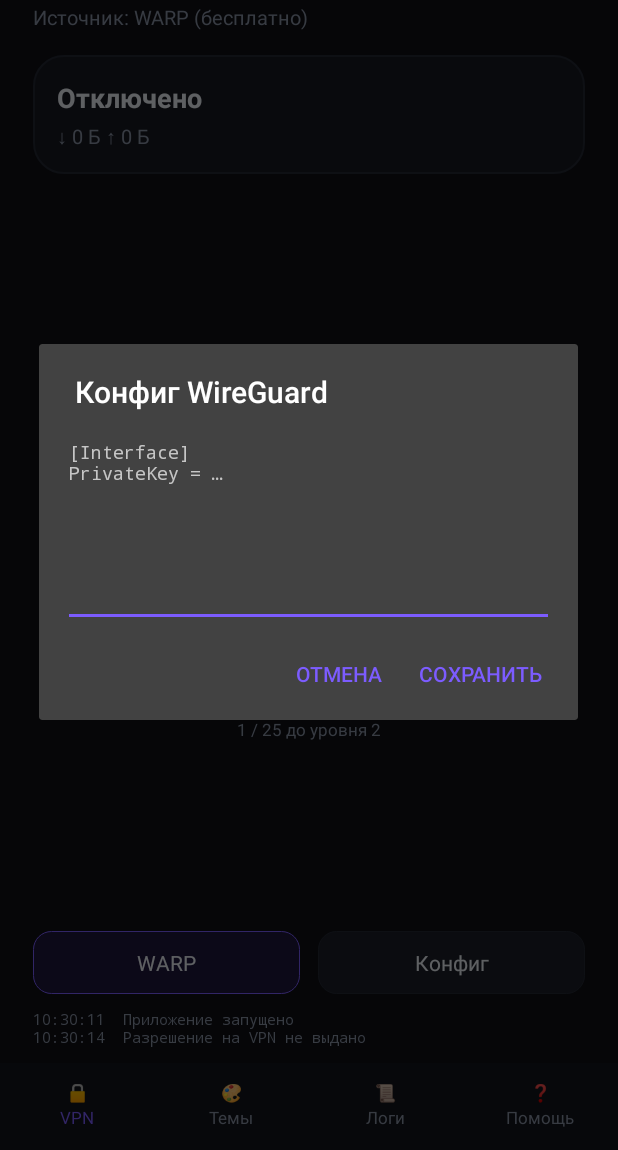
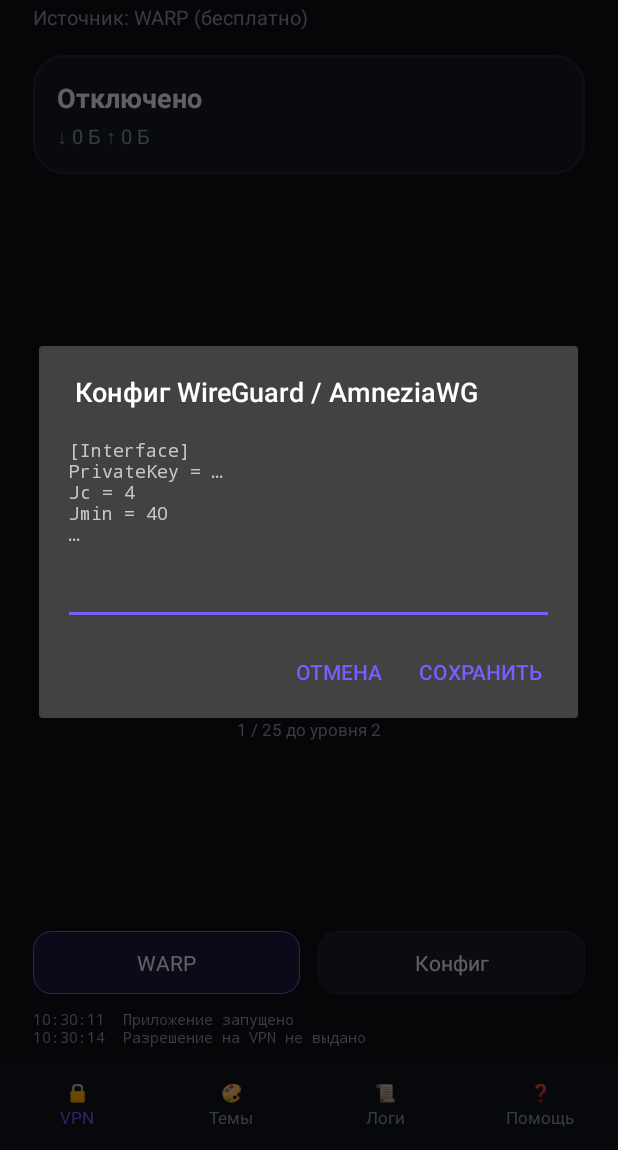
Before and after one commit to voa214814v2/MyVPN, an Android app: the screen it shows after launch (MainActivity), after a tap on "Конфиг", on a phone screen of 412 x 824 dp, the part 86-1236 px from its top. Run offline under Robolectric (Android 15) with nearby library versions, the phone set to English and light mode, and no system bars; libraries missing offline, so code that uses them is left out: org.amnezia.awg; 2 statements that could not run were skipped; 2 other taps on this screen came first.

Commit message:
v1.3: поддержка AmneziaWG и WireGuard

```diff
--- a/app/src/main/java/com/narezany/myvpn/Help.java
+++ b/app/src/main/java/com/narezany/myvpn/Help.java
@@ -5,11 +5,19 @@ public final class Help {
 
     public static final String[][] SECTIONS = {
             {
+                    "WARP не помогает — как поднять свой сервер",
+                    "Нужен VPS и AmneziaWG на нём: обычный WireGuard в России режут по DPI, "
+                            + "а AmneziaWG маскируется под обычный трафик. Проще всего — приложение "
+                            + "AmneziaVPN: оно по SSH само всё поставит на сервер и в конце выдаст "
+                            + "конфиг. Скопируй его целиком во вкладку «Конфиг» → Сохранить. "
+                            + "Приложение понимает и обычный WireGuard, и AmneziaWG."
+            },
+            {
                     "Подключено, но YouTube не грузит",
                     "Значит WARP проходит, но оператор режет трафик Cloudflare. Проверь на мобильном "
                             + "интернете и на Wi-Fi — часто разница именно в операторе. Если не помогает, "
-                            + "бесплатный WARP не спасёт: нужен свой сервер (VPS) и его конфиг во вкладке "
-                            + "«Конфиг»."
+                            + "бесплатный WARP не спасёт: нужен свой сервер (VPS) с AmneziaWG и его "
+                            + "конфиг во вкладке «Конфиг»."
             },
             {
                     "WARP API 403 или зависает на регистрации",
@@ -31,7 +39,8 @@ public final class Help {
             },
             {
                     "Как вставить свой конфиг",
-                    "Вкладка «Конфиг» → вставь текст .conf от WireGuard или AmneziaWG → Сохранить. "
+                    "Вкладка «Конфиг» → вставь текст .conf от WireGuard или AmneziaWG (с параметрами "
+                            + "Jc, Jmin, Jmax, S1, S2, H1–H4) → Сохранить. "
                             + "Приложение проверит формат и покажет ошибку, если что-то не так. "
                             + "Дальше — кнопка ВКЛ."
             },
--- a/app/src/main/java/com/narezany/myvpn/MainActivity.java
+++ b/app/src/main/java/com/narezany/myvpn/MainActivity.java
@@ -30,7 +30,7 @@ import android.widget.ProgressBar;
 import android.widget.TextView;
 import android.widget.Toast;
 
-import com.wireguard.config.Config;
+import org.amnezia.awg.config.Config;
 
 import java.io.BufferedReader;
 import java.io.StringReader;
--- a/app/src/main/java/com/narezany/myvpn/WarpClient.java
+++ b/app/src/main/java/com/narezany/myvpn/WarpClient.java
@@ -1,6 +1,6 @@
 package com.narezany.myvpn;
 
-import com.wireguard.crypto.KeyPair;
+import org.amnezia.awg.crypto.KeyPair;
 
 import org.json.JSONArray;
 import org.json.JSONObject;
--- a/app/src/main/res/values/strings.xml
+++ b/app/src/main/res/values/strings.xml
@@ -35,8 +35,8 @@
 
     <string name="help_title">Инструкция</string>
 
-    <string name="config_title">Конфиг WireGuard</string>
-    <string name="config_hint">[Interface]\nPrivateKey = …</string>
+    <string name="config_title">Конфиг WireGuard / AmneziaWG</string>
+    <string name="config_hint">[Interface]\nPrivateKey = …\nJc = 4\nJmin = 40\n…</string>
     <string name="save">Сохранить</string>
     <string name="cancel">Отмена</string>
 
```
Also changed, not shown: app/build.gradle (+4 -3 lines), app/src/main/java/com/narezany/myvpn/VpnManager.java (+21 -5 lines).
